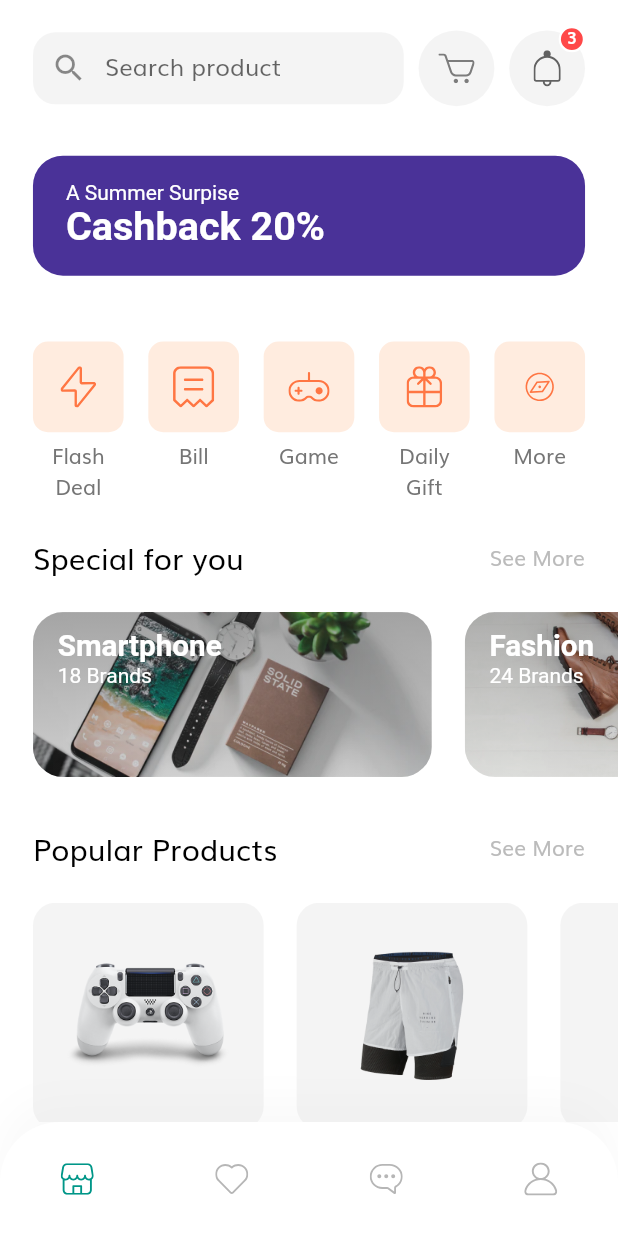
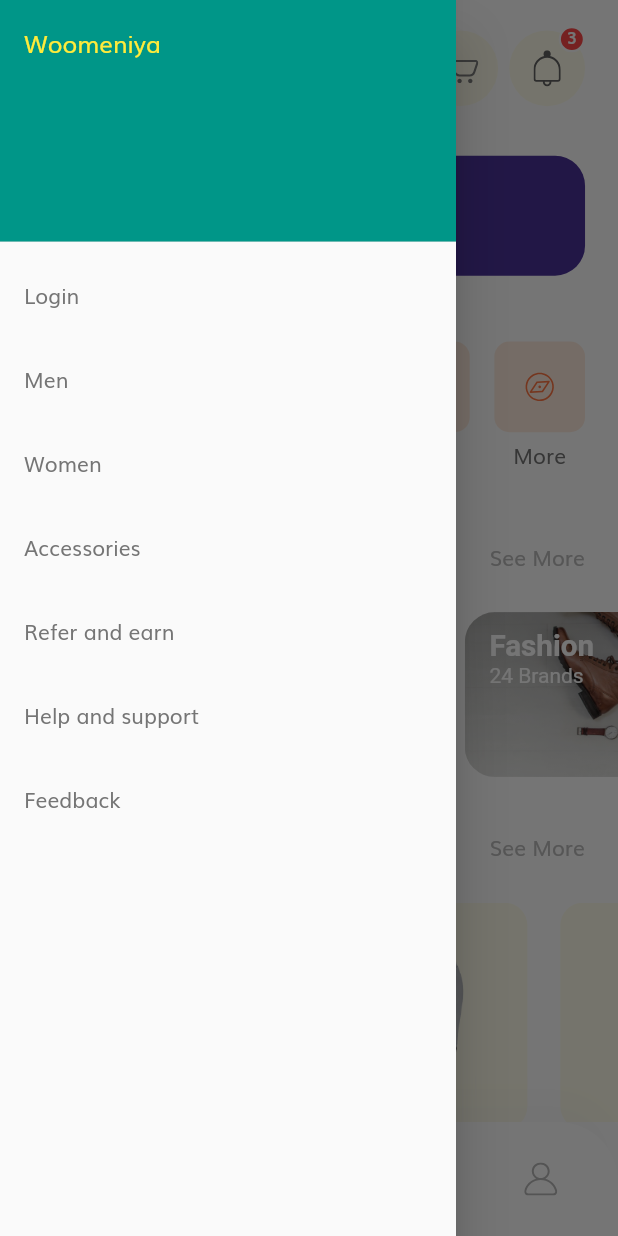
Before and after one commit to laraib-anwar/woomeniya, a Flutter app: the HomeScreen screen opened by its route, with the side drawer open (before the commit the screen has no drawer), on a phone screen of 412 x 824 dp. Run offline on Flutter 3.47's test engine with Material 2 defaults, Android fonts, the phone set to English and light mode, and no system bars; our stand-ins replace flutter_svg.

Commit message:
done the app bar part

```diff
--- a/lib/constants.dart
+++ b/lib/constants.dart
@@ -8,7 +8,7 @@
   end: Alignment.bottomRight,
   colors: [Color(0xFFFFA53E), Color(0xFFFF7643)],
 );
-const kSecondaryColor = Color(0xFF979797);
+const kSecondaryColor = Colors.yellow;
 const kTextColor = Color(0xFF757575);
 
 const kAnimationDuration = Duration(milliseconds: 200);
--- a/lib/screens/home/components/home_header.dart
+++ b/lib/screens/home/components/home_header.dart
@@ -1,6 +1,8 @@
 import 'package:flutter/material.dart';
 import 'package:shop_app/screens/cart/cart_screen.dart';
 
+
+import '../../../constants.dart';
 import '../../../size_config.dart';
 import 'icon_btn_with_counter.dart';
 import 'search_field.dart';
@@ -18,6 +20,7 @@
       child: Row(
         mainAxisAlignment: MainAxisAlignment.spaceBetween,
         children: [
+          Text('Woomeniya', style: TextStyle(fontSize: 14.0,color: kPrimaryColor)),
           SearchField(),
           IconBtnWithCounter(
             svgSrc: "assets/icons/Cart Icon.svg",
--- a/lib/screens/home/components/search_field.dart
+++ b/lib/screens/home/components/search_field.dart
@@ -11,17 +11,17 @@
   @override
   Widget build(BuildContext context) {
     return Container(
-      width: SizeConfig.screenWidth * 0.6,
+      width: SizeConfig.screenWidth * 0.4,
       decoration: BoxDecoration(
         color: kSecondaryColor.withOpacity(0.1),
-        borderRadius: BorderRadius.circular(15),
+        borderRadius: BorderRadius.circular(10),
       ),
       child: TextField(
         onChanged: (value) => print(value),
         decoration: InputDecoration(
             contentPadding: EdgeInsets.symmetric(
-                horizontal: getProportionateScreenWidth(20),
-                vertical: getProportionateScreenWidth(9)),
+                horizontal: getProportionateScreenWidth(5),
+                vertical: getProportionateScreenWidth(10)),
             border: InputBorder.none,
             focusedBorder: InputBorder.none,
             enabledBorder: InputBorder.none,
--- a/lib/screens/home/home_screen.dart
+++ b/lib/screens/home/home_screen.dart
@@ -1,5 +1,6 @@
 import 'package:flutter/material.dart';
 import 'package:shop_app/components/coustom_bottom_nav_bar.dart';
+import 'package:shop_app/constants.dart';
 import 'package:shop_app/enums.dart';
 
 import 'components/body.dart';
@@ -9,6 +10,71 @@
   @override
   Widget build(BuildContext context) {
     return Scaffold(
+      drawer: Drawer(
+        child: ListView(
+          padding: EdgeInsets.zero,
+          children: [
+            const DrawerHeader(
+              decoration: BoxDecoration(
+                color: kPrimaryColor,
+              ),
+              child: Text('Woomeniya', style: TextStyle(fontSize: 16.0,color: kSecondaryColor)),
+            ),
+             ListTile(
+              title: const Text('Login'),
+              onTap: () {
+                // Update the state of the app.
+                // ...
+              },
+            ),
+            ListTile(
+              title: const Text('Men'),
+              onTap: () {
+                // Update the state of the app.
+                // ...
+              },
+            ),
+            ListTile(
+              title: const Text('Women'),
+              onTap: () {
+                // Update the state of the app.
+                // ...
+              },
+            ),
+            ListTile(
+              title: const Text('Accessories'),
+              onTap: () {
+                // Update the state of the app.
+                // ...
+              },
+            ),
+            ListTile(
+              title: const Text('Refer and earn'),
+              onTap: () {
+                // Update the state of the app.
+                // ...
+              },
+            ),
+            ListTile(
+              title: const Text('Help and support'),
+              onTap: () {
+                // Update the state of the app.
+                // ...
+              },
+            ),
+            ListTile(
+              title: const Text('Feedback'),
+              onTap: () {
+                // Update the state of the app.
+                // ...
+              },
+            ),
+          ],
+        ),
+      ),
+
+
+
       body: Body(),
       bottomNavigationBar: CustomBottomNavBar(selectedMenu: MenuState.home),
     );
```
Also changed, not shown: 3 other files.
